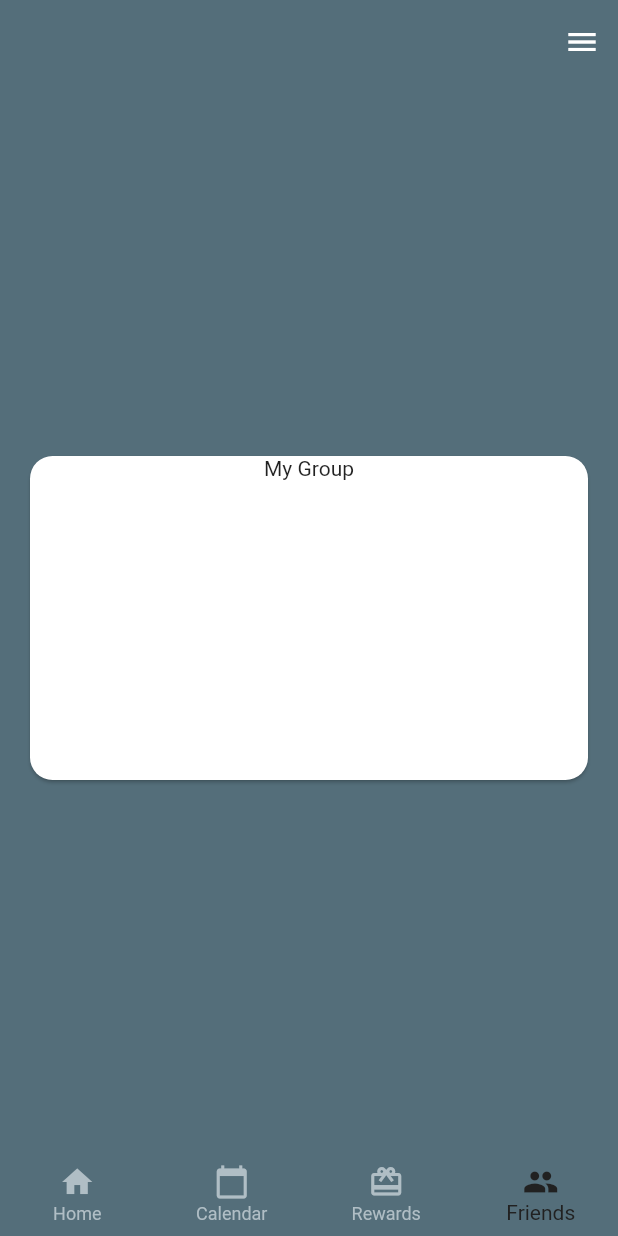
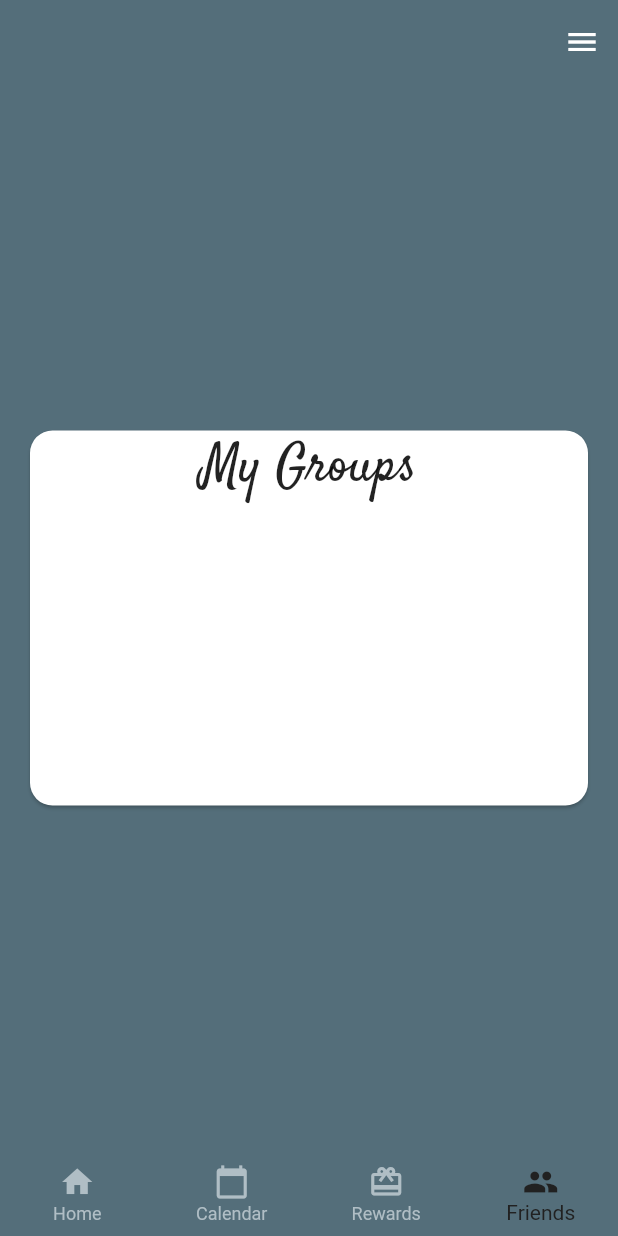
Before and after one commit to taryn-c/catalytic, a Flutter app: the screen it shows after launch, item 4 of the bottom bar chosen, on a phone screen of 412 x 824 dp. Run offline on Flutter 3.47's test engine with Material 2 defaults, Android fonts, the phone set to English and light mode, and no system bars; our stand-ins replace cloud_firestore, table_calendar; accounts and stored records are empty; network calls fail.

Commit message:
Refactor groups page and database documents. Groups are in cards and every user is a in ListTile widget

```diff
--- a/lib/challenges_widget.dart
+++ b/lib/challenges_widget.dart
@@ -43,9 +43,7 @@ class _ChallengeListState extends State<ChallengeList> {
                             subtitle: new Text('Points: ' + document['points'].toString()),
                             leading: IconButton(
                               icon: Icon(Icons.check_box_outline_blank),
-                              onPressed: () {
-                                showSimpleCustomDialog(context, document, 0);
-                              },
+                              onPressed: () => showSimpleCustomDialog(context, document, 0),
                             ),
                             trailing: IconButton(
                               icon: Icon(Icons.more_vert),
--- a/lib/friends_widget.dart
+++ b/lib/friends_widget.dart
@@ -1,6 +1,7 @@
+import 'package:catalytic/group_tiles.dart';
 import 'package:flutter/material.dart';
 import 'package:cloud_firestore/cloud_firestore.dart';
-import 'package:catalytic/dialogbox_widget.dart';
+//import 'package:catalytic/dialogbox_widget.dart';
 import 'package:flutter/widgets.dart';
 
 final dbRef = Firestore.instance;
@@ -25,7 +26,13 @@ class _FriendsWidgetState extends State<FriendsWidget> {
           child: Column(
             mainAxisSize: MainAxisSize.min,
             children: <Widget>[
-              Text('My Group'),
+              Text('My Groups',
+                style: TextStyle(
+                  //color: Colors.white,
+                  fontSize: 35,
+                  fontFamily: 'Satisfy',
+                ),
+              ),
               Container(
                 height: 200,
                 child: new FutureBuilder(
@@ -36,27 +43,26 @@ class _FriendsWidgetState extends State<FriendsWidget> {
                         children: <Widget>[
                           new Expanded(
                             child: new ListView(
-                              children: snapshot.data.documents
-                                  .map<Widget>((DocumentSnapshot document) {
-                                return Opacity(
-                                  opacity: 0.5,
-                                  child: Card(
-                                    margin: EdgeInsets.symmetric(vertical: 10, horizontal: 20,),
-                                    //                        color: Theme.of(context)
-                                    //                          .copyWith(canvasColor: Colors.transparent).canvasColor,
-                                    child: new ListTile(
-                                      title: new Text(document['user1']),
-                                      //subtitle: new Text('Points: ' + document['points'].toString()),
-                                      trailing: IconButton(
-                                        icon: Icon(Icons.more_vert),
-                                        onPressed: () {
-                                          //showSimpleCustomDialog(context, document, 0);
-                                        },
-                                      ),
-                                    ),
-                                  ),
-                                );
-                              }).toList(),
+                              children: getUserList(snapshot.data.documents),
+//                                return Opacity(
+//                                  opacity: 0.5,
+//                                  child: Card(
+//                                    margin: EdgeInsets.symmetric(vertical: 10, horizontal: 20,),
+//                                    //                        color: Theme.of(context)
+//                                    //                          .copyWith(canvasColor: Colors.transparent).canvasColor,
+//                                    child: new ListTile(
+//                                      title: new Text(document['user1']),
+//                                      //subtitle: new Text('Points: ' + document['points'].toString()),
+//                                      trailing: IconButton(
+//                                        icon: Icon(Icons.more_vert),
+//                                        onPressed: () {
+//                                          //showSimpleCustomDialog(context, document, 0);
+//                                        },
+//                                      ),
+//                                    ),
+//                                  ),
+//                                );
+                              //.toList(),
                             ),
                           ),
                         ],
--- /dev/null
+++ b/lib/group_tiles.dart
@@ -0,0 +1,36 @@
+import 'package:flutter/material.dart';
+import 'package:cloud_firestore/cloud_firestore.dart';
+import 'package:catalytic/dialogbox_widget.dart';
+
+Widget getTiles(MapEntry field) {
+  return Opacity(
+    opacity: 0.5,
+    child: Card(
+      margin: EdgeInsets.symmetric(vertical: 10, horizontal: 20,),
+      //                        color: Theme.of(context)
+      //                          .copyWith(canvasColor: Colors.transparent).canvasColor,
+      child: new ListTile(
+        title: new Text(field.value),
+        //subtitle: new Text('Points: ' + document['points'].toString()),
+        trailing: IconButton(
+          icon: Icon(Icons.more_vert),
+          onPressed: () {
+            //showSimpleCustomDialog(context, document, 0);
+          },
+        ),
+      ),
+    ),
+  );
+}
+
+List<Widget> getUserList (List<DocumentSnapshot> documents) {
+  List<Widget> userTiles = [];
+
+  for (DocumentSnapshot document in documents) {
+    for (MapEntry user in document.data.entries) {
+      userTiles.add(getTiles(user));
+    }
+  }
+
+  return userTiles;
+}
--- a/lib/rewards_widget.dart
+++ b/lib/rewards_widget.dart
@@ -7,7 +7,6 @@ import 'package:cloud_firestore/cloud_firestore.dart';
 class RewardList extends StatefulWidget {
   @override
   _RewardListState createState() => _RewardListState();
-
 }
 
 class _RewardListState extends State<RewardList> {
@@ -38,6 +37,8 @@ class _RewardListState extends State<RewardList> {
                           showSimpleCustomDialog(context, document, 1);
                         },
                         child: Card(
+                          margin: EdgeInsets.only(left: 5, top: 10,right: 5),
+                          shape: RoundedRectangleBorder(borderRadius: BorderRadius.circular(12.0),),
                           child: new GridTile(
                             child: Container(
                               alignment: Alignment.topCenter,
```
